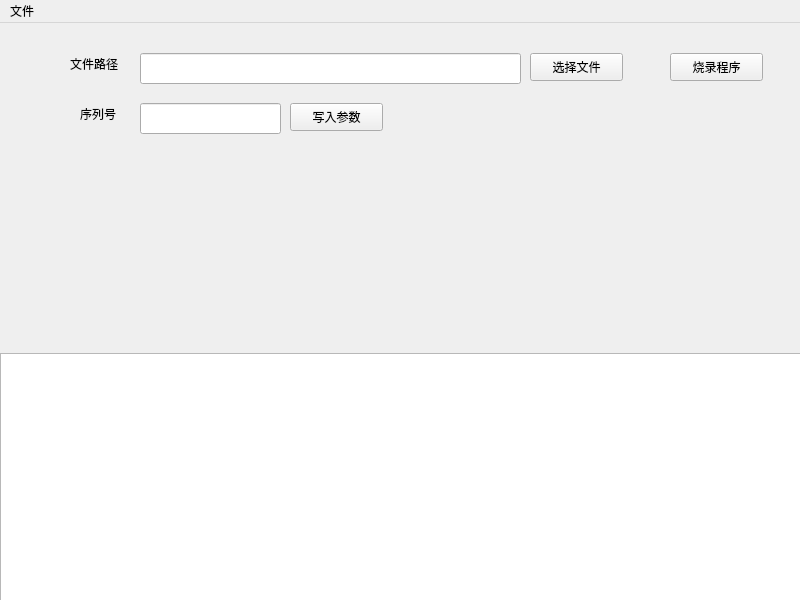
zjt-code/RSL15_Programmer, file mainwindow.ui: the form before one commit.
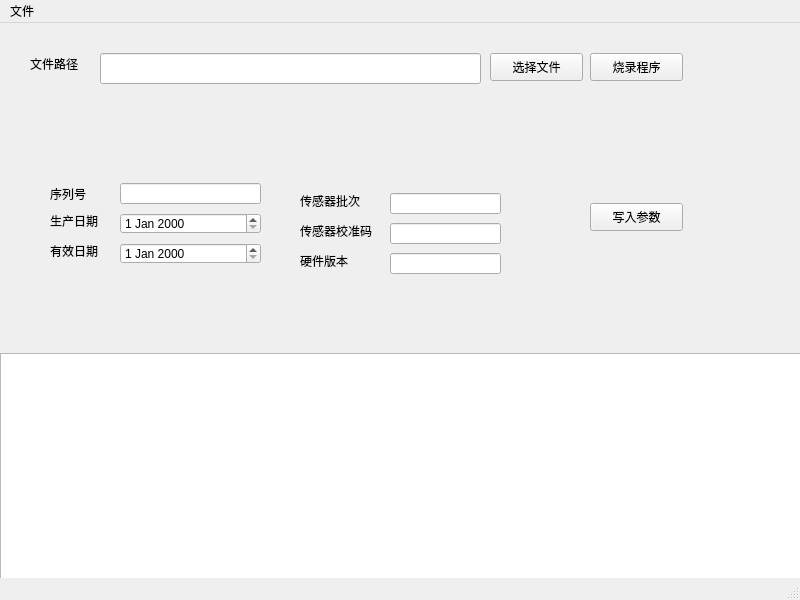
The form after the commit.

Diff of the .ui file:
```diff
--- a/mainwindow.ui
+++ b/mainwindow.ui
@@ -27,7 +27,7 @@
    <widget class="QPushButton" name="BT_Programm">
     <property name="geometry">
      <rect>
-      <x>670</x>
+      <x>590</x>
       <y>30</y>
       <width>93</width>
       <height>28</height>
@@ -40,7 +40,7 @@
    <widget class="QPushButton" name="BT_ChooseFile">
     <property name="geometry">
      <rect>
-      <x>530</x>
+      <x>490</x>
       <y>30</y>
       <width>93</width>
       <height>28</height>
@@ -53,7 +53,7 @@
    <widget class="QLabel" name="label">
     <property name="geometry">
      <rect>
-      <x>70</x>
+      <x>30</x>
       <y>30</y>
       <width>71</width>
       <height>21</height>
@@ -66,7 +66,7 @@
    <widget class="QLineEdit" name="lineEdit">
     <property name="geometry">
      <rect>
-      <x>140</x>
+      <x>100</x>
       <y>30</y>
       <width>381</width>
       <height>31</height>
@@ -76,8 +76,8 @@
    <widget class="QPushButton" name="BT_WriteParam">
     <property name="geometry">
      <rect>
-      <x>290</x>
-      <y>80</y>
+      <x>590</x>
+      <y>180</y>
       <width>93</width>
       <height>28</height>
      </rect>
@@ -89,18 +89,18 @@
    <widget class="QLineEdit" name="lineEdit_SN">
     <property name="geometry">
      <rect>
-      <x>140</x>
-      <y>80</y>
+      <x>120</x>
+      <y>160</y>
       <width>141</width>
-      <height>31</height>
+      <height>21</height>
      </rect>
     </property>
    </widget>
    <widget class="QLabel" name="label_2">
     <property name="geometry">
      <rect>
-      <x>80</x>
-      <y>80</y>
+      <x>50</x>
+      <y>160</y>
       <width>51</width>
       <height>21</height>
      </rect>
@@ -109,6 +109,148 @@
      <string>序列号</string>
     </property>
    </widget>
+   <widget class="QDateEdit" name="dateEdit">
+    <property name="geometry">
+     <rect>
+      <x>120</x>
+      <y>190</y>
+      <width>141</width>
+      <height>21</height>
+     </rect>
+    </property>
+   </widget>
+   <widget class="QDateEdit" name="dateEdit_2">
+    <property name="geometry">
+     <rect>
+      <x>120</x>
+      <y>220</y>
+      <width>141</width>
+      <height>21</height>
+     </rect>
+    </property>
+   </widget>
+   <widget class="QLabel" name="label_3">
+    <property name="geometry">
+     <rect>
+      <x>50</x>
+      <y>190</y>
+      <width>72</width>
+      <height>15</height>
+     </rect>
+    </property>
+    <property name="text">
+     <string>生产日期</string>
+    </property>
+   </widget>
+   <widget class="QLabel" name="label_4">
+    <property name="geometry">
+     <rect>
+      <x>50</x>
+      <y>220</y>
+      <width>72</width>
+      <height>15</height>
+     </rect>
+    </property>
+    <property name="text">
+     <string>有效日期</string>
+    </property>
+   </widget>
+   <widget class="QLabel" name="label_5">
+    <property name="geometry">
+     <rect>
+      <x>300</x>
+      <y>200</y>
+      <width>72</width>
+      <height>15</height>
+     </rect>
+    </property>
+    <property name="text">
+     <string>传感器校准码</string>
+    </property>
+   </widget>
+   <widget class="QLineEdit" name="lineEdit_SensorCode">
+    <property name="geometry">
+     <rect>
+      <x>390</x>
+      <y>200</y>
+      <width>111</width>
+      <height>21</height>
+     </rect>
+    </property>
+    <property name="toolTip">
+     <string/>
+    </property>
+    <property name="toolTipDuration">
+     <number>-1</number>
+    </property>
+    <property name="whatsThis">
+     <string extracomment="valide length 14,start with D3-"/>
+    </property>
+   </widget>
+   <widget class="QLabel" name="label_6">
+    <property name="geometry">
+     <rect>
+      <x>300</x>
+      <y>170</y>
+      <width>72</width>
+      <height>15</height>
+     </rect>
+    </property>
+    <property name="text">
+     <string>传感器批次</string>
+    </property>
+   </widget>
+   <widget class="QLineEdit" name="lineEdit_SensorBatch">
+    <property name="geometry">
+     <rect>
+      <x>390</x>
+      <y>170</y>
+      <width>111</width>
+      <height>21</height>
+     </rect>
+    </property>
+    <property name="toolTip">
+     <string/>
+    </property>
+    <property name="toolTipDuration">
+     <number>-1</number>
+    </property>
+    <property name="whatsThis">
+     <string extracomment="valide length 14,start with D3-"/>
+    </property>
+   </widget>
+   <widget class="QLabel" name="label_7">
+    <property name="geometry">
+     <rect>
+      <x>300</x>
+      <y>230</y>
+      <width>72</width>
+      <height>15</height>
+     </rect>
+    </property>
+    <property name="text">
+     <string>硬件版本</string>
+    </property>
+   </widget>
+   <widget class="QLineEdit" name="lineEdit_SensorCode_2">
+    <property name="geometry">
+     <rect>
+      <x>390</x>
+      <y>230</y>
+      <width>111</width>
+      <height>21</height>
+     </rect>
+    </property>
+    <property name="toolTip">
+     <string/>
+    </property>
+    <property name="toolTipDuration">
+     <number>-1</number>
+    </property>
+    <property name="whatsThis">
+     <string extracomment="valide length 14,start with D3-"/>
+    </property>
+   </widget>
   </widget>
   <widget class="QMenuBar" name="menubar">
    <property name="geometry">
@@ -131,6 +273,11 @@
    </widget>
    <addaction name="File"/>
   </widget>
+  <widget class="QStatusBar" name="statusBar">
+   <property name="sizeGripEnabled">
+    <bool>true</bool>
+   </property>
+  </widget>
   <action name="actionOpen">
    <property name="text">
     <string>Open</string>
```
Left out of the diff: 12 changed lines with no effect on the pictures.
